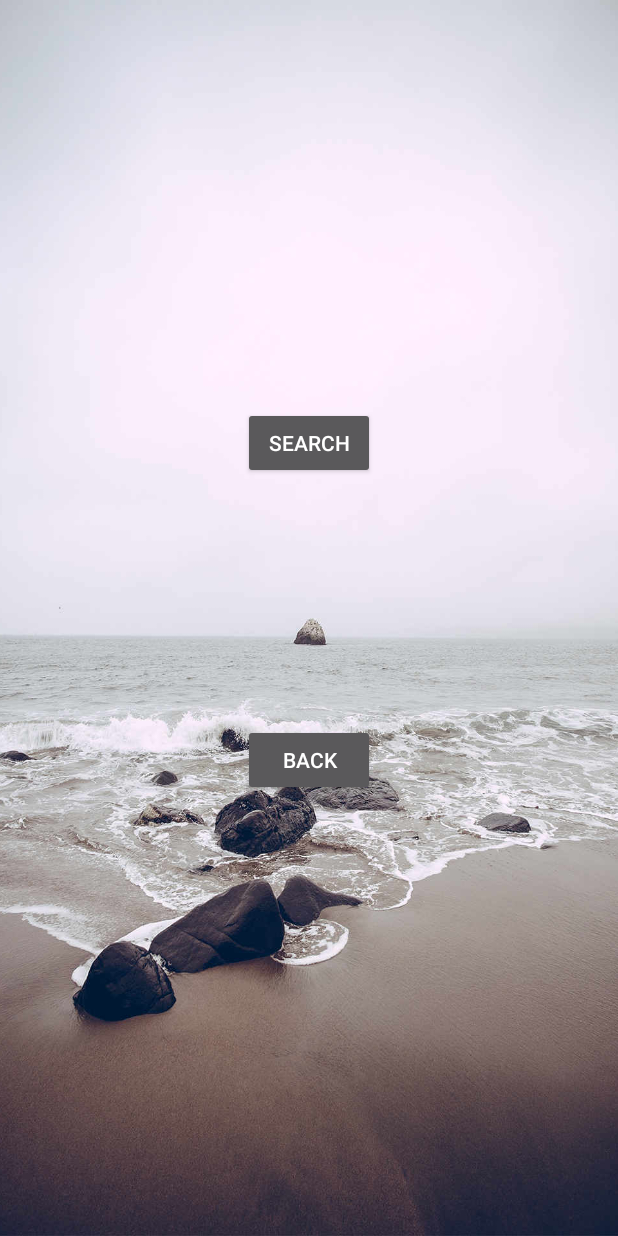
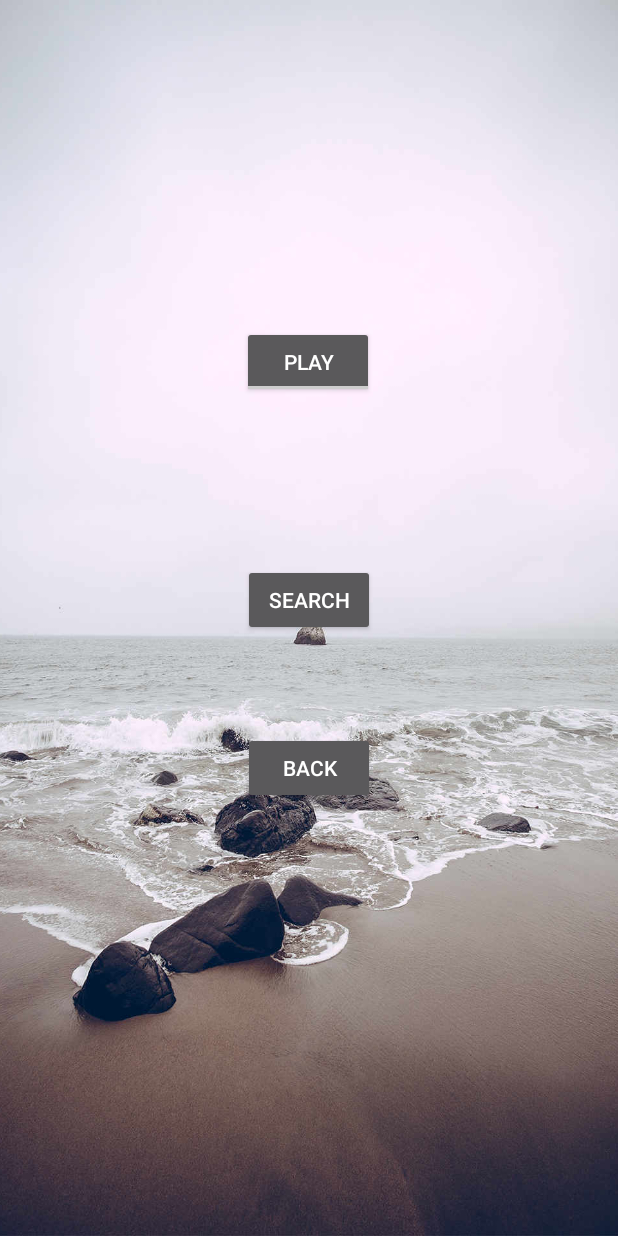
Before and after one commit to ExciiTeD/Diplomarbeit, an Android app: the WavPlayerActivity screen opened directly, with no data from a screen before it, on a phone screen of 412 x 824 dp. Run offline under Robolectric (Android 15) with nearby library versions, the phone set to English and light mode, and no system bars; libraries missing offline, so code that uses them is left out: com.nbsp.materialfilepicker.

Commit message:
LiveSteg Play: MediaPlayer funktionen abgeändert LiveSteg Record: Bugixing (FFT-Klasse)

```diff
--- a/app/src/main/java/com/example/itaxn/diplomarbeit/fft/FastFourierTransformation.java
+++ b/app/src/main/java/com/example/itaxn/diplomarbeit/fft/FastFourierTransformation.java
@@ -11,7 +11,7 @@ public class FastFourierTransformation {
     private double[] fftData;
 
     public FastFourierTransformation(double[] soundData) {
-        if (isPowerOfTwo(soundData.length)) {
+        if (!isPowerOfTwo(soundData.length)) {
             throw new IllegalArgumentException("The array length has to be a power of two");
         }
         this.soundData = soundData;
--- a/app/src/main/res/layout/activity_wav_player.xml
+++ b/app/src/main/res/layout/activity_wav_player.xml
@@ -21,28 +21,46 @@
             android:id="@+id/button6"
             android:layout_width="wrap_content"
             android:layout_height="wrap_content"
-            android:layout_marginBottom="422dp"
+            android:layout_marginBottom="32dp"
             android:layout_marginEnd="162dp"
             android:layout_marginStart="161dp"
             android:layout_marginTop="188dp"
             android:text="@android:string/search_go"
-            app:layout_constraintBottom_toBottomOf="parent"
+            app:layout_constraintBottom_toTopOf="@+id/button13"
             app:layout_constraintEnd_toEndOf="parent"
             app:layout_constraintStart_toStartOf="parent"
-            app:layout_constraintTop_toTopOf="parent" />
+            app:layout_constraintTop_toTopOf="parent"
+            app:layout_constraintVertical_chainStyle="packed" />
 
         <Button
             android:id="@+id/button13"
             android:layout_width="wrap_content"
             android:layout_height="wrap_content"
-            android:layout_marginBottom="252dp"
+            android:layout_marginBottom="100dp"
             android:layout_marginEnd="162dp"
             android:layout_marginStart="161dp"
-            android:layout_marginTop="122dp"
+            android:layout_marginTop="32dp"
             android:text="@string/backButton"
             app:layout_constraintBottom_toBottomOf="parent"
             app:layout_constraintEnd_toEndOf="parent"
             app:layout_constraintStart_toStartOf="parent"
             app:layout_constraintTop_toBottomOf="@+id/button6" />
+
+        <ToggleButton
+            android:id="@+id/toggleButton2"
+            android:layout_width="wrap_content"
+            android:layout_height="wrap_content"
+            android:layout_marginBottom="47dp"
+            android:layout_marginEnd="149dp"
+            android:layout_marginStart="147dp"
+            android:layout_marginTop="153dp"
+            android:text="Button"
+            app:layout_constraintBottom_toTopOf="@+id/button6"
+            app:layout_constraintEnd_toEndOf="parent"
+            app:layout_constraintStart_toStartOf="parent"
+            app:layout_constraintTop_toTopOf="parent"
+            android:textOff="Play"
+            android:textOn="Stop"
+            />
     </android.support.constraint.ConstraintLayout>
 </FrameLayout>
```
Also changed, not shown: app/src/main/java/com/example/itaxn/diplomarbeit/WavPlayerActivity.java (+54 -4 lines), 2 other files.
